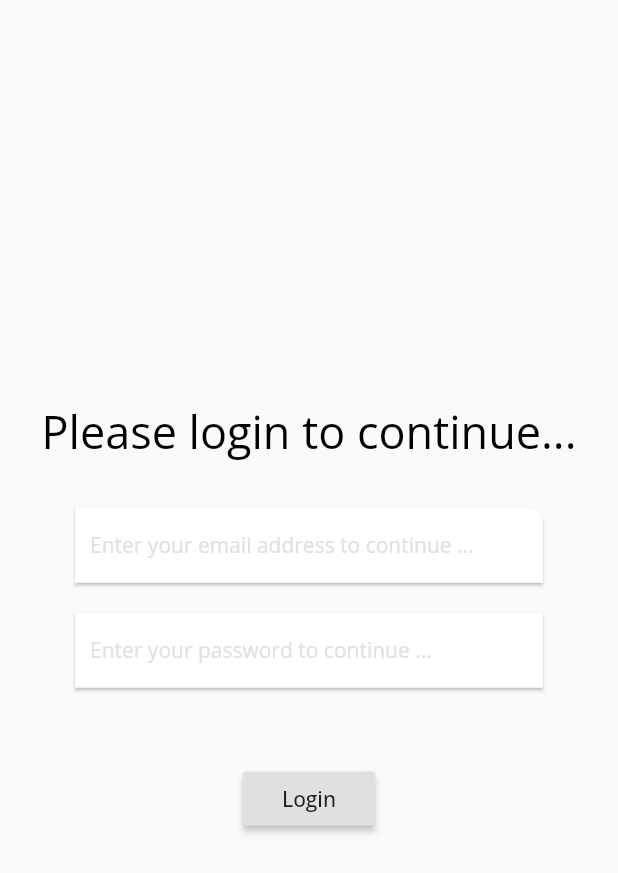
After one commit to anjanapai2508/wipentrepreneur, a Flutter app: the AdminLogin screen opened directly, on a phone screen of 412 x 824 dp. The commit adds this screen. Shown: the top 873 px of the screen. Run offline on Flutter 3.47's test engine with Material 2 defaults, Android fonts, the phone set to English and light mode, and no system bars; our stand-ins replace google_fonts; missing offline and left inert: firebase; accounts and stored records are empty.

Commit message:
Added login logic for admin and restructured

```diff
--- /dev/null
+++ b/lib/helpers/inputWidget.dart
@@ -0,0 +1,41 @@
+import 'package:flutter/material.dart';
+
+class InputWidget extends StatelessWidget {
+  final double topRight;
+  final double bottomRight;
+  final TextEditingController inputController;
+  final bool obscureTypedText;
+  final String inputHint;
+
+  InputWidget(this.topRight, this.bottomRight, this.obscureTypedText,
+      this.inputHint, this.inputController);
+
+  Widget build(BuildContext context) {
+    return Padding(
+      padding: EdgeInsets.only(left: 50, right: 50, bottom: 20),
+      child: Container(
+        //width: MediaQuery.of(context).size.width - 140,
+        height: 55,
+        child: Material(
+          elevation: 1,
+          color: Colors.white,
+          shape: RoundedRectangleBorder(
+              borderRadius: BorderRadius.only(
+                  bottomRight: Radius.circular(bottomRight),
+                  topRight: Radius.circular(topRight))),
+          child: Padding(
+            padding: EdgeInsets.only(left: 10, right: 20, top: 0),
+            child: TextField(
+              obscureText: obscureTypedText,
+              controller: inputController,
+              decoration: InputDecoration(
+                  border: InputBorder.none,
+                  hintText: inputHint,
+                  hintStyle: TextStyle(color: Color(0xFFE1E1E1), fontSize: 14)),
+            ),
+          ),
+        ),
+      ),
+    );
+  }
+}
--- a/lib/router.dart
+++ b/lib/router.dart
@@ -1,11 +1,13 @@
 import 'package:flutter/cupertino.dart';
 import 'package:flutter/material.dart';
+import 'package:wipentrepreneur/views/admin/adminOperations.dart';
 import 'package:wipentrepreneur/views/home/homePage.dart';
 import 'package:wipentrepreneur/views/posts/readPost.dart';
 
 const String HOME = '/';
 const String READ_POST = 'READ_POST';
 const String PRODUCTS = 'PRODUCTS';
+const String ADMINOPS = 'ADMINOPS';
 
 Route<dynamic> generateRoute(RouteSettings routeSettings) {
   switch (routeSettings.name) {
@@ -18,6 +20,9 @@ Route<dynamic> generateRoute(RouteSettings routeSettings) {
                 showPost: routeSettings.arguments,
               ));
       break;
+    case ADMINOPS:
+      return MaterialPageRoute(builder: (context) => AdminOperations());
+      break;
     default:
       return MaterialPageRoute(builder: (context) => HomePage());
   }
--- /dev/null
+++ b/lib/services/firebaseAuth.dart
@@ -0,0 +1,32 @@
+import 'package:firebase/firebase.dart';
+import 'package:flutter/cupertino.dart';
+import 'package:flutter/material.dart';
+
+abstract class BaseAuthService with ChangeNotifier {
+  Future<User> signIn(String email, String password);
+}
+
+class FirebaseAuthService extends BaseAuthService {
+  FirebaseAuthService({Auth firebaseAuth, GoogleAuthProvider googleSignin})
+      : _firebaseAuth = firebaseAuth ?? auth();
+
+  final Auth _firebaseAuth;
+
+  // setGlobalLoggedIn(String displayName) {
+  //   var global = new Global();
+  //   global.isLoggedIn = true;
+  //   global.currentUserName = displayName;
+  // }
+
+  @override
+  Future<User> signIn(String email, String password) async {
+    try {
+      var auth =
+          await _firebaseAuth.signInWithEmailAndPassword(email, password);
+      return auth.user;
+    } catch (e) {
+      print("Error signin in with given credentials : " + e.toString());
+    }
+    return null;
+  }
+}
--- /dev/null
+++ b/lib/views/admin/adminLogin.dart
@@ -0,0 +1,87 @@
+import 'package:flutter/material.dart';
+import 'package:wipentrepreneur/helpers/formatted-text.dart';
+import 'package:wipentrepreneur/helpers/inputWidget.dart';
+import 'package:wipentrepreneur/services/firebaseAuth.dart';
+import '../../router.dart' as router;
+
+class AdminLogin extends StatefulWidget {
+  static const String route = '/admin';
+
+  AdminLogin({Key key}) : super(key: key);
+
+  @override
+  _AdminLoginState createState() => _AdminLoginState();
+}
+
+class _AdminLoginState extends State<AdminLogin> {
+  TextEditingController emailController = new TextEditingController();
+  TextEditingController passwordController = new TextEditingController();
+
+  submitForm() async {
+    try {
+      await FirebaseAuthService()
+          .signIn(emailController.text, passwordController.text)
+          .then((value) {
+        setState(() {
+          if (value != null) {
+            Navigator.pushReplacementNamed(
+              this.context,
+              router.ADMINOPS,
+            );
+          }
+        });
+      });
+    } catch (e) {
+      print("Unable to login user due to enter $e");
+    }
+  }
+
+  @override
+  Widget build(BuildContext context) {
+    return Container(
+        child: Scaffold(
+      body: Center(
+        child: Column(
+          mainAxisAlignment: MainAxisAlignment.center,
+          crossAxisAlignment: CrossAxisAlignment.center,
+          children: <Widget>[
+            FormattedText("Please login to continue...", 30, Colors.black,
+                TextAlign.center),
+            SizedBox(
+              height: 30,
+            ),
+            Container(
+              child: InputWidget(
+                10.0,
+                0.0,
+                false,
+                'Enter your email address to continue ...',
+                emailController,
+              ),
+              height: 70,
+            ),
+            Container(
+              child: InputWidget(
+                0.0,
+                0.0,
+                true,
+                'Enter your password to continue ...',
+                passwordController,
+              ),
+              height: 70,
+            ),
+            SizedBox(
+              height: 30,
+            ),
+            RaisedButton(
+              onPressed: () {
+                submitForm();
+              },
+              child: Text("Login"),
+            )
+          ],
+        ),
+      ),
+    ));
+  }
+}
--- a/lib/views/admin/adminOperations.dart
+++ b/lib/views/admin/adminOperations.dart
@@ -1,7 +1,7 @@
 import 'package:flutter/material.dart';
+import 'package:wipentrepreneur/helpers/formatted-text.dart';
 
 class AdminOperations extends StatefulWidget {
-  static const String route = '/admin';
   AdminOperations({Key key}) : super(key: key);
 
   @override
@@ -12,7 +12,17 @@ class _AdminOperationsState extends State<AdminOperations> {
   @override
   Widget build(BuildContext context) {
     return Container(
-      child: Text("Need rich text editor here"),
-    );
+        child: Scaffold(
+      body: Center(
+        child: Column(
+          mainAxisAlignment: MainAxisAlignment.center,
+          crossAxisAlignment: CrossAxisAlignment.center,
+          children: <Widget>[
+            FormattedText("Please add a text editor here", 30, Colors.black,
+                TextAlign.center),
+          ],
+        ),
+      ),
+    ));
   }
 }
--- a/lib/views/home/homepageHero.dart
+++ b/lib/views/home/homepageHero.dart
@@ -1,7 +1,7 @@
 import 'package:flutter/material.dart';
 import 'package:wipentrepreneur/views/subscribeDialog.dart';
 import '../../router.dart' as router;
-import '../formatted-text.dart';
+import '../../helpers/formatted-text.dart';
 
 class HomePageHero extends StatelessWidget {
   const HomePageHero({Key key}) : super(key: key);
--- a/lib/views/posts/featuredPost.dart
+++ b/lib/views/posts/featuredPost.dart
@@ -1,5 +1,5 @@
 import 'package:flutter/material.dart';
-import 'package:wipentrepreneur/views/formatted-text.dart';
+import 'package:wipentrepreneur/helpers/formatted-text.dart';
 import 'package:wipentrepreneur/models/posts.dart';
 import '../../router.dart' as router;
 
--- a/lib/views/posts/postHeader.dart
+++ b/lib/views/posts/postHeader.dart
@@ -1,7 +1,7 @@
 import 'package:flutter/material.dart';
 import 'package:wipentrepreneur/views/subscribeDialog.dart';
 import '../../router.dart' as router;
-import '../formatted-text.dart';
+import '../../helpers/formatted-text.dart';
 
 class PostHeader extends StatelessWidget {
   const PostHeader({Key key}) : super(key: key);
--- a/lib/views/posts/postsOnHomePage.dart
+++ b/lib/views/posts/postsOnHomePage.dart
@@ -2,7 +2,7 @@ import 'package:flutter/material.dart';
 import 'package:wipentrepreneur/models/posts.dart';
 import 'package:wipentrepreneur/services/dbOperations.dart';
 
-import '../formatted-text.dart';
+import '../../helpers/formatted-text.dart';
 import '../../router.dart' as router;
 
 class PostsOnHomePage extends StatelessWidget {
--- a/lib/views/posts/readPost.dart
+++ b/lib/views/posts/readPost.dart
@@ -1,6 +1,6 @@
 import 'package:flutter/material.dart';
 import 'package:google_fonts/google_fonts.dart';
-import 'package:wipentrepreneur/views/formatted-text.dart';
+import 'package:wipentrepreneur/helpers/formatted-text.dart';
 import 'package:wipentrepreneur/models/posts.dart';
 import 'package:wipentrepreneur/services/dbOperations.dart';
 import 'package:wipentrepreneur/views/posts/postHeader.dart';
--- a/lib/views/subscribeDialog.dart
+++ b/lib/views/subscribeDialog.dart
@@ -1,9 +1,8 @@
 import 'package:flutter/cupertino.dart';
 import 'package:flutter/material.dart';
 import 'package:wipentrepreneur/services/dbOperations.dart';
-import 'package:wipentrepreneur/views/posts/postHeader.dart';
 
-import 'formatted-text.dart';
+import '../helpers/formatted-text.dart';
 
 class SubscribeDialog extends StatelessWidget {
   const SubscribeDialog({Key key}) : super(key: key);
```
Also changed, not shown: lib/helpers/formatted-text.dart (renamed from lib/views/formatted-text.dart).
